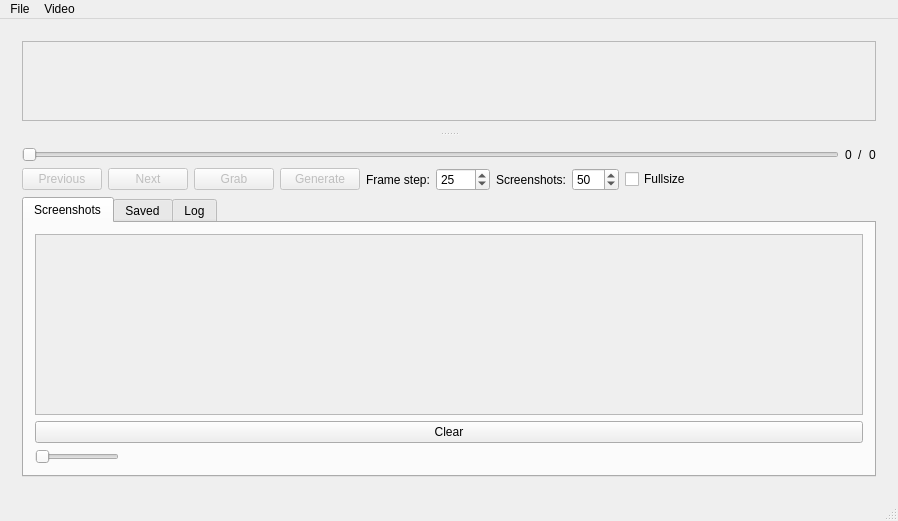
Above: mainwindow.ui from labyrinthofdreams/screenpicker before the change. Below: the same form after it.
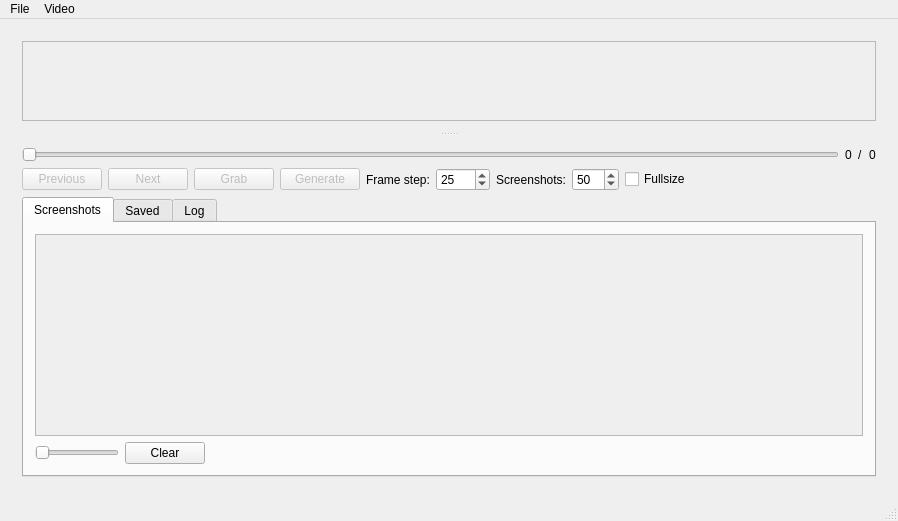
That is the form after the change. Custom widgets are drawn as their Qt base class.

```diff
--- a/mainwindow.ui
+++ b/mainwindow.ui
@@ -244,6 +244,8 @@
            <attribute name="title">
             <string>Screenshots</string>
            </attribute>
+           <layout class="QVBoxLayout" name="verticalLayout_10">
+            <item>
            <layout class="QVBoxLayout" name="verticalLayout_6">
             <item>
              <widget class="QScrollArea" name="unsavedTabScrollArea">
@@ -255,8 +257,8 @@
                 <rect>
                  <x>0</x>
                  <y>0</y>
-                 <width>852</width>
-                 <height>207</height>
+                   <width>850</width>
+                   <height>228</height>
                 </rect>
                </property>
                <layout class="QVBoxLayout" name="verticalLayout_8">
@@ -271,15 +273,7 @@
              </widget>
             </item>
             <item>
-             <widget class="QPushButton" name="clearThumbsButton">
-              <property name="toolTip">
-               <string>Clear all unsaved thumbnails</string>
-              </property>
-              <property name="text">
-               <string>Clear</string>
-              </property>
-             </widget>
-            </item>
+               <layout class="QHBoxLayout" name="horizontalLayout_3">
             <item>
              <widget class="QSlider" name="thumbnailSizeSlider">
               <property name="sizePolicy">
@@ -299,6 +293,33 @@
               </property>
              </widget>
             </item>
+                <item>
+                 <widget class="QPushButton" name="clearThumbsButton">
+                  <property name="toolTip">
+                   <string>Clear all unsaved thumbnails</string>
+                  </property>
+                  <property name="text">
+                   <string>Clear</string>
+                  </property>
+                 </widget>
+                </item>
+                <item>
+                 <spacer name="horizontalSpacer_2">
+                  <property name="orientation">
+                   <enum>Qt::Horizontal</enum>
+                  </property>
+                  <property name="sizeHint" stdset="0">
+                   <size>
+                    <width>40</width>
+                    <height>20</height>
+                   </size>
+                  </property>
+                 </spacer>
+                </item>
+               </layout>
+              </item>
+             </layout>
+            </item>
            </layout>
           </widget>
           <widget class="QWidget" name="second">
```
Left out of the diff: 25 changed lines with no effect on the pictures. Lines whose indentation alone changed are shown as unchanged.
